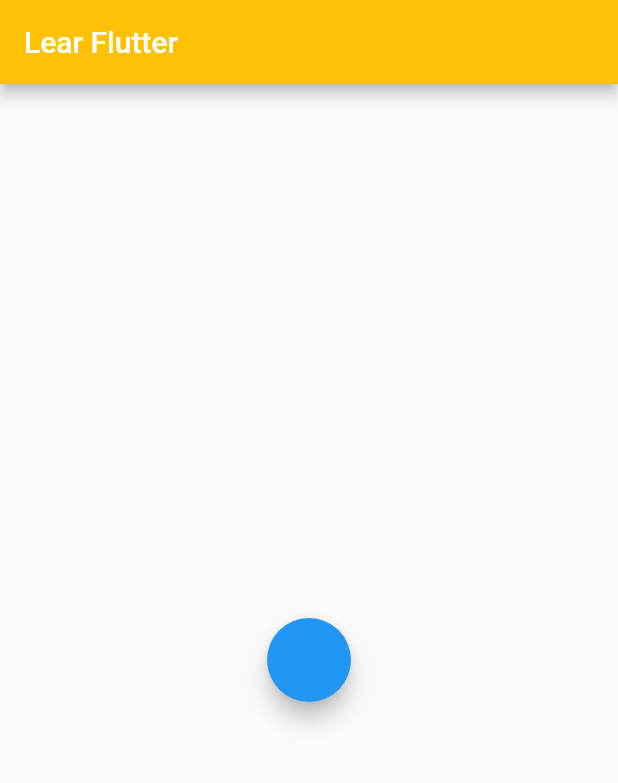
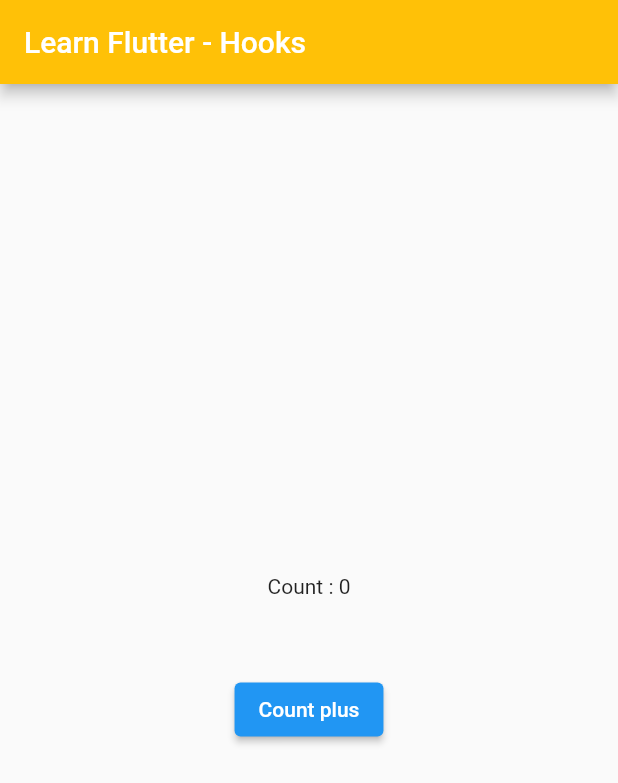
Before and after one commit to truongdc21/learningFlutter, a Flutter app: the screen it shows after launch, on a phone screen of 412 x 824 dp. Shown: the top 783 px of the screen. Run offline on Flutter 3.47's test engine with Material 2 defaults, Android fonts, the phone set to English and light mode, and no system bars; our stand-ins replace flutter_hooks, hooks_riverpod.

Commit message:
Learn Hooks basic

```diff
--- a/lib/main.dart
+++ b/lib/main.dart
@@ -1,4 +1,6 @@
 import 'package:flutter/material.dart';
+import 'package:flutter_hooks/flutter_hooks.dart';
+import 'package:hooks_riverpod/hooks_riverpod.dart';
 
 void main() {
   runApp(MaterialApp(
@@ -6,10 +8,10 @@ void main() {
       child: Scaffold(
         appBar: AppBar(
           backgroundColor: Colors.amber,
-          title: const Text("Lear Flutter"),
+          title: const Text("Learn Flutter - Hooks"),
         ),
-        body: Center(
-          child: MyWidget2(false),
+        body: const Center(
+          child: HomeScreen(),
         ),
       ),
     ),
@@ -17,55 +19,42 @@ void main() {
   ));
 }
 
-/// Stateless *
-class MyWidget extends StatelessWidget {
-  final bool isLoading;
-
-  MyWidget(this.isLoading);
-
+class HomeScreen extends HookWidget {
+  const HomeScreen({super.key});
   @override
   Widget build(BuildContext context) {
-    if (isLoading) {
-      return const CircularProgressIndicator();
-    } else {
-      return const Text(" Stateless");
-    }
+    final count = useState(0);
+    final theme = useContext();
+
+    useEffect(() {
+      print('Effect ran. Count: ${count.value}');
+      return () {
+        print('Effect cleaned up. Count: ${count.value}');
+      };
+    }, [count.value]);
+
+    final increment = useCallback(() {
+      count.value++;
+    }, [count.value]);
+    return  Column(
+      mainAxisSize: MainAxisSize.min,
+      children: [
+        Text("Count : ${count.value}"),
+        const SizedBox(height: 50,),
+        ElevatedButton(onPressed: () {
+          count.value ++;
+        }, child: const Text("Count plus"))
+      ],
+    );
   }
+
 }
 
-/// Stateful *
-class MyWidget2 extends StatefulWidget {
-  final bool isLoading;
-
-  MyWidget2(this.isLoading);
-
+class HomeDetailt extends HookConsumerWidget {
+  const HomeDetailt({super.key});
   @override
-  State<StatefulWidget> createState() {
-    return MyWidget2State();
-  }
-}
-
-class MyWidget2State extends State<MyWidget2> {
-
-  late bool _localLoading ;
-
-  /// initSate is function run before function @build
-  @override
-  void initState() {
-    super.initState();
-    _localLoading = widget.isLoading;
+  Widget build(BuildContext context, WidgetRef ref) {
+    return Container();
   }
 
-  @override
-  Widget build(BuildContext context) {
-    return _localLoading
-        ? const CircularProgressIndicator()
-        : FloatingActionButton(onPressed: onClickButton);
-  }
-
-  void onClickButton() {
-    setState(() {
-      _localLoading = true ;
-    });
-  }
 }
--- a/pubspec.yaml
+++ b/pubspec.yaml
@@ -31,6 +31,8 @@ dependencies:
   flutter:
     sdk: flutter
 
+  flutter_hooks: ^0.20.1
+  hooks_riverpod: ^2.3.10
 
   # The following adds the Cupertino Icons font to your application.
   # Use with the CupertinoIcons class for iOS style icons.
```
Also changed, not shown: pubspec.lock.
